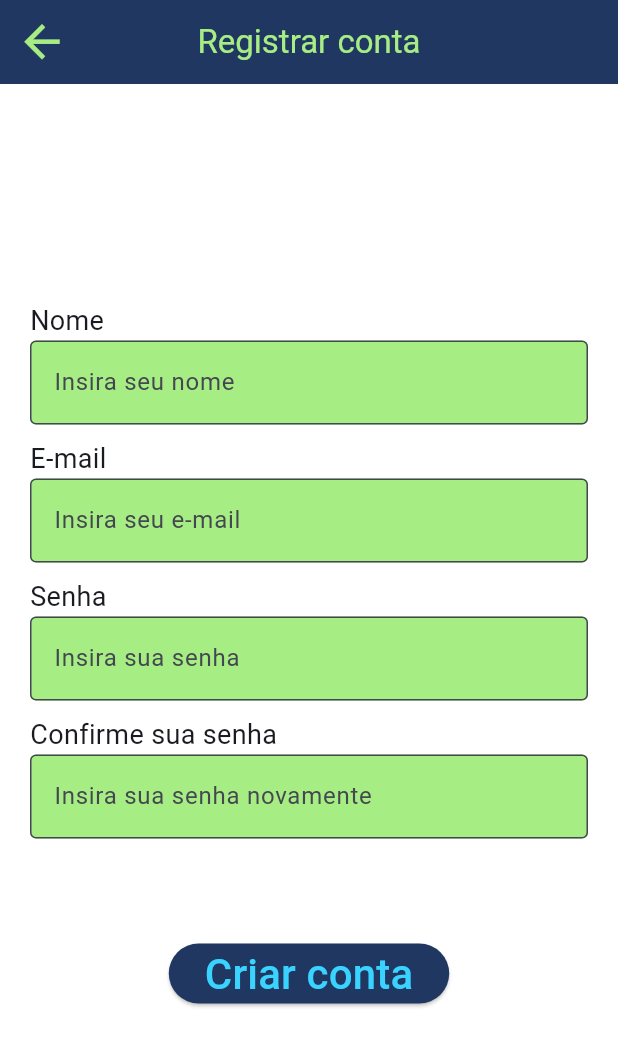
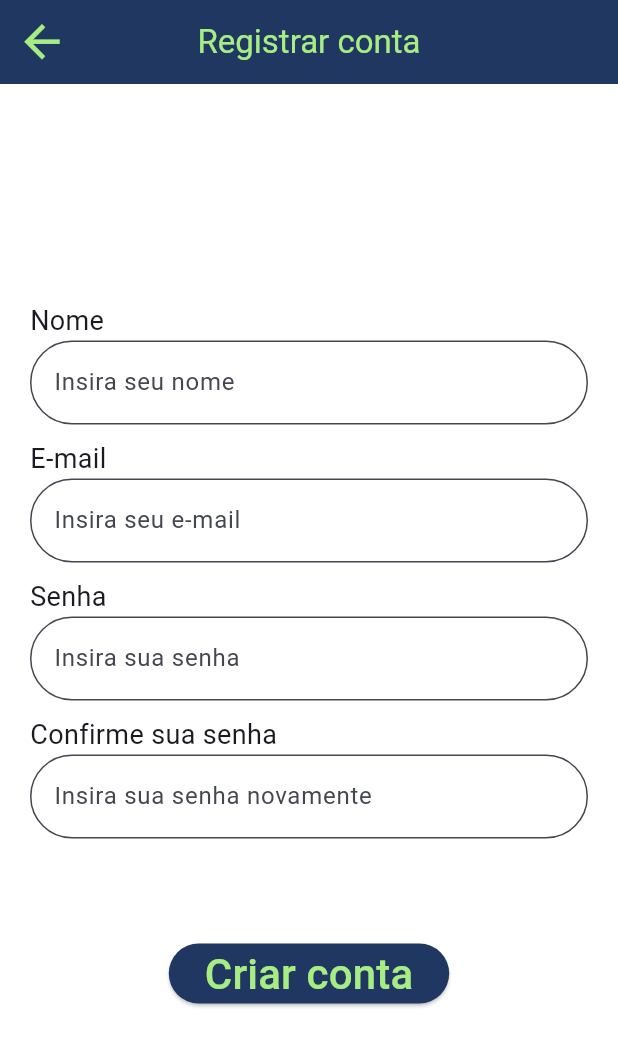
Before and after one commit to wnetohr/uplace, a Flutter app: the RegisterPage screen opened directly, on a phone screen of 412 x 824 dp. Shown: the top 1046 px of the screen. Run offline on Flutter 3.47's test engine with Material 3 defaults, Android fonts, the phone set to English and light mode, and no system bars; our stand-ins replace cloud_firestore, decimal, firebase_auth, firebase_core, font_awesome_flutter; accounts and stored records are empty; Roboto replaces fonts that are missing (clarissans).

Commit message:
register pages visual update

```diff
--- a/lib/widgtes/pages/registerpage.dart
+++ b/lib/widgtes/pages/registerpage.dart
@@ -59,8 +59,8 @@ class _RegisterPageState extends State<RegisterPage> {
                 obscureText: false,
                 decoration: const InputDecoration(
                     filled: true,
-                    fillColor: AppColors.greenUplace,
-                    border: OutlineInputBorder(),
+                    fillColor: AppColors.whiteUplace,
+                    border: OutlineInputBorder(borderRadius: BorderRadius.all(Radius.circular(50))),
                     labelText: 'Insira seu nome'),
               ),
               const SizedBox(
@@ -76,13 +76,13 @@ class _RegisterPageState extends State<RegisterPage> {
                 decoration: _isEmailValid
                     ? const InputDecoration(
                         filled: true,
-                        fillColor: AppColors.greenUplace,
-                        border: OutlineInputBorder(),
+                        fillColor: AppColors.whiteUplace,
+                        border: OutlineInputBorder(borderRadius: BorderRadius.all(Radius.circular(50))),
                         labelText: 'Insira seu e-mail')
                     : const InputDecoration(
                         filled: true,
-                        fillColor: Colors.red,
-                        border: OutlineInputBorder(),
+                        fillColor: Color.fromARGB(255, 252, 155, 148),
+                        border: OutlineInputBorder(borderRadius: BorderRadius.all(Radius.circular(50))),
                         labelText: 'Digite um e-mail válido'),
                 keyboardType: TextInputType.emailAddress,
                 onChanged: (value) {
@@ -104,13 +104,13 @@ class _RegisterPageState extends State<RegisterPage> {
                 decoration: _isPasswordValid
                     ? const InputDecoration(
                         filled: true,
-                        fillColor: AppColors.greenUplace,
-                        border: OutlineInputBorder(),
+                        fillColor: AppColors.whiteUplace,
+                        border: OutlineInputBorder(borderRadius: BorderRadius.all(Radius.circular(50))),
                         labelText: 'Insira sua senha')
                     : const InputDecoration(
                         filled: true,
-                        fillColor: Colors.red,
-                        border: OutlineInputBorder(),
+                        fillColor: Color.fromARGB(255, 252, 155, 148),
+                        border: OutlineInputBorder(borderRadius: BorderRadius.all(Radius.circular(50))),
                         labelText: 'A senha deve ter mais de 8 digitos'),
                 onChanged: (value) {
                   setState(() {
@@ -130,8 +130,8 @@ class _RegisterPageState extends State<RegisterPage> {
                 obscureText: true,
                 decoration: const InputDecoration(
                     filled: true,
-                    fillColor: AppColors.greenUplace,
-                    border: OutlineInputBorder(),
+                    fillColor: AppColors.whiteUplace,
+                    border: OutlineInputBorder(borderRadius: BorderRadius.all(Radius.circular(50))),
                     labelText: 'Insira sua senha novamente'),
               ),
               const SizedBox(
@@ -159,7 +159,7 @@ class _RegisterPageState extends State<RegisterPage> {
                       'Criar conta',
                       style: TextStyle(
                         color:
-                            AppColors.lightblueUplace, // Cor do texto 'Entrar'
+                            AppColors.greenUplace, // Cor do texto 'Entrar'
                         fontSize: 28, // Ajusta o tamanho do texto
                       ),
                     ),
```
